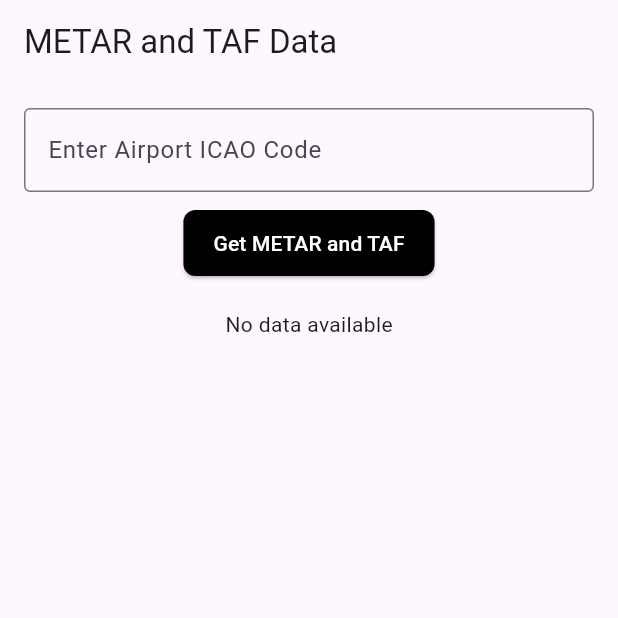
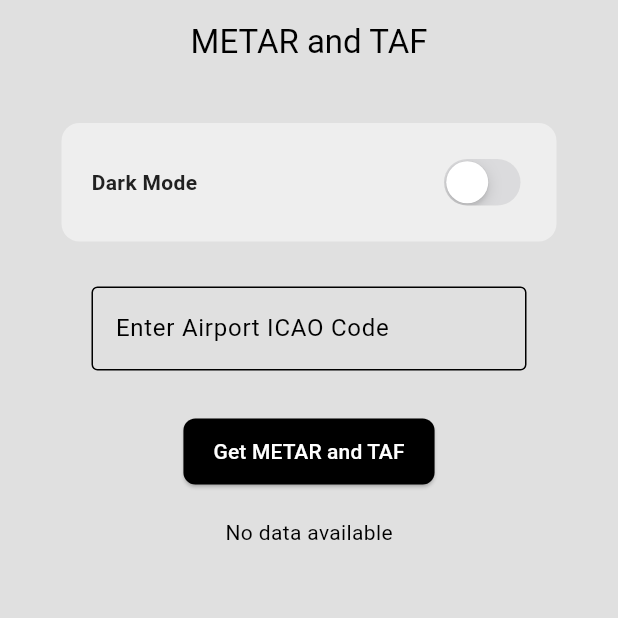
Before and after one commit to flutify-sa/metar, a Flutter app: the screen it shows after launch, on a phone screen of 412 x 824 dp, the top half of it. Run offline on Flutter 3.47's test engine with Material 3 defaults, Android fonts, the phone set to English and light mode, and no system bars.

Commit message:
UI updated

```diff
--- /dev/null
+++ b/lib/darkmode.dart
@@ -0,0 +1,11 @@
+import 'package:flutter/material.dart';
+
+ThemeData darkmode = ThemeData(
+  colorScheme: ColorScheme.dark(
+    surface: const Color.fromARGB(255, 20, 20, 20),
+    primary: const Color.fromARGB(255, 105, 105, 105),
+    secondary: const Color.fromARGB(255, 30, 30, 30),
+    tertiary: Color.fromARGB(255, 47, 47, 47),
+    inversePrimary: Colors.grey.shade300,
+  ),
+);
--- /dev/null
+++ b/lib/lightmode.dart
@@ -0,0 +1,11 @@
+import 'package:flutter/material.dart';
+
+ThemeData lightmode = ThemeData(
+  colorScheme: ColorScheme.light(
+    surface: Colors.grey.shade300,
+    primary: Colors.grey.shade500,
+    secondary: Colors.grey.shade200,
+    tertiary: Colors.white,
+    inversePrimary: Colors.grey.shade900,
+  ),
+);
--- a/lib/main.dart
+++ b/lib/main.dart
@@ -1,9 +1,14 @@
 import 'package:flutter/material.dart';
 import 'package:metar/metarscreen.dart';
+import 'package:metar/themeprovider.dart';
+import 'package:provider/provider.dart';
 
 void main() {
   runApp(
-    const MyApp(),
+    ChangeNotifierProvider(
+      create: (context) => ThemeProvider(),
+      child: const MyApp(),
+    ),
   );
 }
 
@@ -15,6 +20,7 @@ class MyApp extends StatelessWidget {
     return MaterialApp(
       debugShowCheckedModeBanner: false,
       home: MetarScreen(),
+      theme: Provider.of<ThemeProvider>(context).themeData,
     );
   }
 }
--- a/lib/metarscreen.dart
+++ b/lib/metarscreen.dart
@@ -3,6 +3,9 @@
 import 'dart:convert';
 import 'package:flutter/material.dart';
 import 'package:http/http.dart' as http;
+import 'package:flutter/cupertino.dart'; // Import this for CupertinoSwitch
+import 'package:metar/themeprovider.dart';
+import 'package:provider/provider.dart'; // Import this for ThemeProvider
 
 class MetarScreen extends StatefulWidget {
   const MetarScreen({super.key});
@@ -30,16 +33,16 @@ class MetarScreenState extends State<MetarScreen> {
       );
 
       // Print the raw response to debug the issue
-      print('Response Body: ${response.body}');
+      //  print('Response Body: ${response.body}');
 
       // Check if the response is successful
       if (response.statusCode == 200) {
         return List<Map<String, dynamic>>.from(json.decode(response.body));
       } else {
         // Print error details to the terminal
-        print('Error: Failed to load METAR data');
-        print('Status Code: ${response.statusCode}');
-        print('Response Body: ${response.body}');
+        // print('Error: Failed to load METAR data');
+        // print('Status Code: ${response.statusCode}');
+        // print('Response Body: ${response.body}');
         throw Exception('Failed to load METAR data');
       }
     } catch (e) {
@@ -60,16 +63,52 @@ class MetarScreenState extends State<MetarScreen> {
   @override
   Widget build(BuildContext context) {
     return Scaffold(
-      appBar: AppBar(title: Text('METAR and TAF Data')),
+      appBar: AppBar(
+        title: Text('METAR and TAF'),
+        centerTitle: true,
+      ),
+      backgroundColor: Theme.of(context).colorScheme.surface,
       body: Padding(
         padding: const EdgeInsets.all(16.0),
+        child: SingleChildScrollView(
           child: Column(
             children: [
-            TextField(
+              Container(
+                decoration: BoxDecoration(
+                  color: Theme.of(context).colorScheme.secondary,
+                  borderRadius: BorderRadius.circular(12),
+                ),
+                margin: EdgeInsets.only(left: 25, top: 10, right: 25),
+                padding: EdgeInsets.all(20),
+                child: Row(
+                  mainAxisAlignment: MainAxisAlignment.spaceBetween,
+                  children: [
+                    Text(
+                      'Dark Mode',
+                      style: TextStyle(
+                          fontWeight: FontWeight.bold,
+                          color: Theme.of(context).colorScheme.inversePrimary),
+                    ),
+                    CupertinoSwitch(
+                      value: Provider.of<ThemeProvider>(context, listen: false)
+                          .isDarkMode,
+                      onChanged: (value) =>
+                          Provider.of<ThemeProvider>(context, listen: false)
+                              .toggleTheme(),
+                    ),
+                  ],
+                ),
+              ),
+              //     const SizedBox(height: 30),
+              Container(
+                margin: EdgeInsets.only(left: 25, top: 10, right: 25),
+                padding: EdgeInsets.all(20),
+                child: TextField(
                   controller: _controller,
                   decoration: InputDecoration(
                     labelText: 'Enter Airport ICAO Code',
                     border: OutlineInputBorder(),
+                  ),
                 ),
               ),
               SizedBox(height: 10),
@@ -111,17 +150,6 @@ class MetarScreenState extends State<MetarScreen> {
                           SizedBox(height: 10),
                           Text('METAR:\n${data['rawOb']}'),
                           SizedBox(height: 10),
-                        //     Text('Temperature: ${data['temp']}°C'),
-                        //     SizedBox(height: 10),
-                        // Text('Wind: ${data['wdir']}° at ${data['wspd']} knots'),
-                        //  SizedBox(height: 10),
-                        //   Text('Visibility: ${data['visib']}'),
-                        //    SizedBox(height: 10),
-                        //  Text(
-                        //                  'Clouds: ${data['clouds'].map((cloud) => cloud['cover']).join(', ')} at ${data['clouds'].map((cloud) => cloud['base']).join(', ')} feet'),
-                        //         SizedBox(height: 10),
-                        //        Text('Altimeter: ${data['altim']} hPa'),
-                        //       SizedBox(height: 10),
                           Text('TAF:\n${data['rawTaf']}'),
                         ],
                       ),
@@ -133,6 +161,7 @@ class MetarScreenState extends State<MetarScreen> {
             ],
           ),
         ),
+      ),
     );
   }
 }
--- /dev/null
+++ b/lib/themeprovider.dart
@@ -0,0 +1,25 @@
+import 'darkmode.dart';
+import 'lightmode.dart';
+import 'package:flutter/material.dart';
+
+class ThemeProvider with ChangeNotifier {
+  ThemeData _themeData = lightmode;
+
+  ThemeData get themeData => _themeData;
+
+  bool get isDarkMode => _themeData == darkmode;
+
+  set themeData(ThemeData themeData) {
+    _themeData = themeData;
+
+    notifyListeners();
+  }
+
+  void toggleTheme() {
+    if (_themeData == lightmode) {
+      themeData = darkmode;
+    } else {
+      themeData = lightmode;
+    }
+  }
+}
--- a/pubspec.yaml
+++ b/pubspec.yaml
@@ -17,6 +17,7 @@ dependencies:
   # Use with the CupertinoIcons class for iOS style icons.
   cupertino_icons: ^1.0.8
   http: ^1.2.2
+  provider: ^6.1.2
 
 dev_dependencies:
   flutter_test:
```
Also changed, not shown: pubspec.lock. Lines whose indentation alone changed are shown as unchanged.
